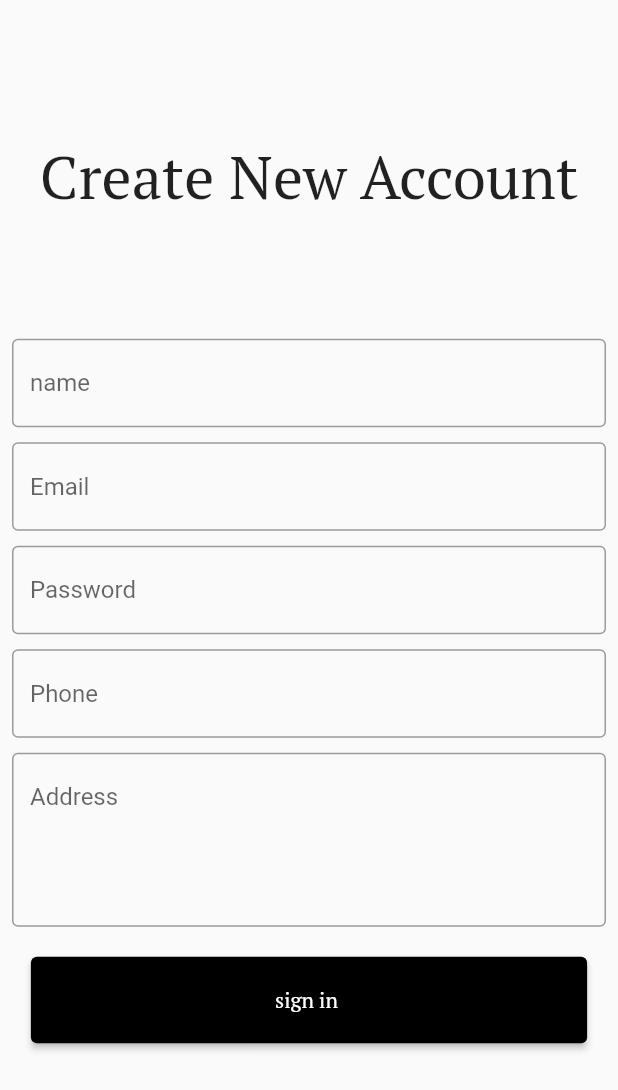
After one commit to binuprasad/loginpage-sqflite, a Flutter app: the CreateAccount screen opened directly, on a phone screen of 412 x 824 dp. The commit adds this screen. Shown: the top 1090 px of the screen. Run offline on Flutter 3.47's test engine with Material 2 defaults, Android fonts, the phone set to English and light mode, and no system bars; our stand-ins replace get, google_fonts.

Commit message:
ui part is almost done

```diff
--- /dev/null
+++ b/lib/view/create_account.dart
@@ -0,0 +1,64 @@
+import 'package:flutter/material.dart';
+import 'package:google_fonts/google_fonts.dart';
+import 'package:login_page_using_sql/const/colors.dart';
+import 'package:login_page_using_sql/const/height.dart';
+import 'package:login_page_using_sql/view/widgets/textform_field.dart';
+
+class CreateAccount extends StatelessWidget {
+  const CreateAccount({Key? key}) : super(key: key);
+
+  Color? get pink => null;
+
+  @override
+  Widget build(BuildContext context) {
+    return Scaffold(
+      body: Padding(
+        padding: const EdgeInsets.all(8.0),
+        child: Column(
+          children: [
+            Padding(
+              padding: EdgeInsets.only(
+                  top: MediaQuery.of(context).size.height * 0.1,
+                  bottom: MediaQuery.of(context).size.height * 0.10),
+              child: Center(
+                child: Text(
+                  'Create New Account',
+                  style: GoogleFonts.ptSerif(fontSize: 40),
+                ),
+              ),
+            ),
+            Textformfield(hinttext: 'name'),
+            h10,
+            Textformfield(hinttext: 'Email'),
+            h10,
+            Textformfield(hinttext: 'Password'),
+            h10,
+            Textformfield(hinttext: 'Phone'),
+            h10,
+            Textformfield(
+              hinttext: 'Address',
+              lines: 4,
+            ),
+            h20,
+             Container(
+              color: pink,
+                  width: MediaQuery.of(context).size.width * 0.90,
+                  height: MediaQuery.of(context).size.height * 0.07,
+                  child: ElevatedButton(
+                    onPressed: () {},
+                    style: ButtonStyle(
+                      backgroundColor: MaterialStateProperty.all(black),
+                    ),
+                    child: Text(
+                      'sign in ',
+                      style: GoogleFonts.ptSerif(),
+                    ),
+                  ),
+                ),
+            h10,
+          ],
+        ),
+      ),
+    );
+  }
+}
--- a/lib/view/home.dart
+++ b/lib/view/home.dart
@@ -1,7 +1,12 @@
+import 'package:flutter/gestures.dart';
 import 'package:flutter/material.dart';
+import 'package:get/get.dart';
 import 'package:google_fonts/google_fonts.dart';
 import 'package:login_page_using_sql/const/colors.dart';
 import 'package:login_page_using_sql/const/height.dart';
+import 'package:login_page_using_sql/view/create_account.dart';
+
+import 'widgets/textform_field.dart';
 
 class LoginPage extends StatelessWidget {
   const LoginPage({Key? key}) : super(key: key);
@@ -67,11 +72,21 @@ class LoginPage extends StatelessWidget {
                 child: RichText(
                   text: TextSpan(
                     text: "Don't have an account? ",
-                    style: GoogleFonts.ptSerif(color: black,fontWeight: FontWeight.bold,fontSize: 16),
+                    style: GoogleFonts.ptSerif(
+                        color: black,
+                        fontWeight: FontWeight.bold,
+                        fontSize: 16),
                     children: <TextSpan>[
                       TextSpan(
                         text: 'Sign up',
                         style: GoogleFonts.ptSerif(color: blue),
+                        recognizer: TapGestureRecognizer()
+                          ..onTap = () =>
+                           Get.to(
+                                () => const CreateAccount(),
+                                duration: const Duration(milliseconds: 1000),
+                                transition: Transition.downToUp
+                              ),
                       ),
                     ],
                   ),
@@ -84,21 +99,3 @@ class LoginPage extends StatelessWidget {
     );
   }
 }
-
-// ignore: must_be_immutable
-class Textformfield extends StatelessWidget {
-  Textformfield({Key? key, required this.hinttext, this.suffixIcon})
-      : super(key: key);
-  String hinttext;
-  IconData? suffixIcon;
-  @override
-  Widget build(BuildContext context) {
-    return TextFormField(
-      decoration: InputDecoration(
-        border: const OutlineInputBorder(),
-        hintText: hinttext,
-        suffixIcon: Icon(suffixIcon),
-      ),
-    );
-  }
-}
--- /dev/null
+++ b/lib/view/widgets/textform_field.dart
@@ -0,0 +1,22 @@
+import 'package:flutter/material.dart';
+
+// ignore: must_be_immutable
+class Textformfield extends StatelessWidget {
+  Textformfield({Key? key, required this.hinttext, this.suffixIcon,this.lines})
+      : super(key: key);
+  String hinttext;
+  IconData? suffixIcon;
+  int? lines;
+  @override
+  Widget build(BuildContext context) {
+    return TextFormField(
+      decoration: InputDecoration(
+        border: const OutlineInputBorder(),
+        hintText: hinttext,
+        suffixIcon: Icon(suffixIcon),
+
+      ),
+      maxLines: lines,
+    );
+  }
+}
```
